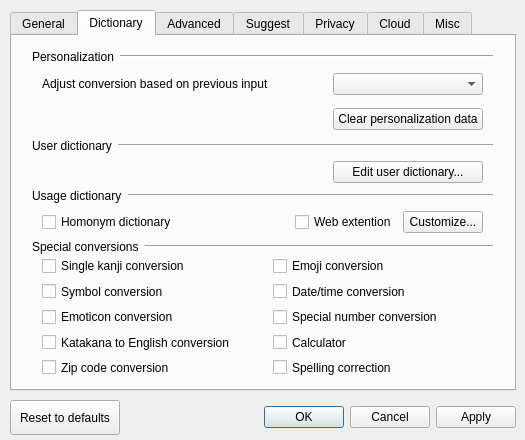
Old version of the form src/gui/config_dialog/config_dialog.ui in the repository google/mozc.
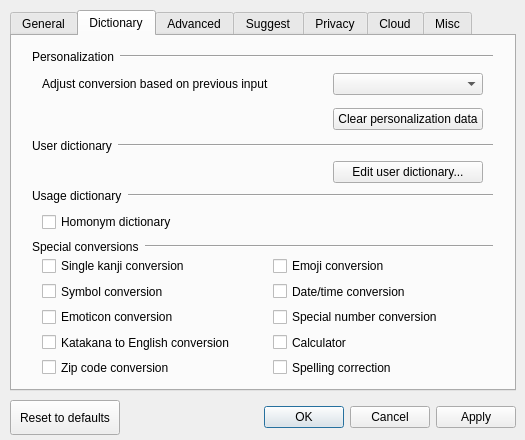
New version of the form. The open tabs and pages were chosen to show the change. Custom widgets are drawn as their Qt base class.

What changed in the file:
```diff
--- a/src/gui/config_dialog/config_dialog.ui
+++ b/src/gui/config_dialog/config_dialog.ui
@@ -624,20 +624,6 @@
          </property>
         </widget>
        </item>
-       <item row="0" column="2">
-        <widget class="QCheckBox" name="webUsageDictionaryCheckBox">
-         <property name="text">
-          <string>Web extention</string>
-         </property>
-        </widget>
-       </item>
-       <item row="0" column="3">
-        <widget class="QPushButton" name="editWebServiceEntryButton">
-         <property name="text">
-          <string>Customize...</string>
-         </property>
-        </widget>
-       </item>
        <item row="0" column="1">
         <spacer name="horizontalSpacer_5">
          <property name="orientation">
```
Left out of the diff: 2 changed lines with no effect on the pictures.
